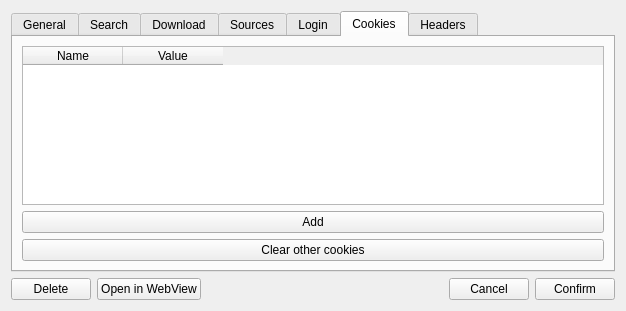
Old version of the form src/gui/src/sources/sources-settings-window.ui in the repository Bionus/imgbrd-grabber.
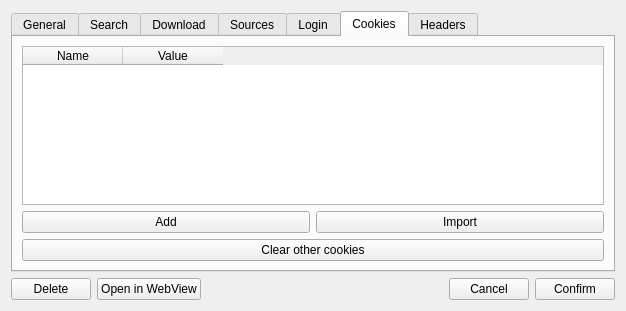
New version of the form. The open tabs and pages were chosen to show the change. Icons and pictures are not drawn.

Commit message: feat: allow cookie import in source settings (fix #3364)

```diff
--- a/src/gui/src/sources/sources-settings-window.ui
+++ b/src/gui/src/sources/sources-settings-window.ui
@@ -586,11 +586,22 @@
         </widget>
        </item>
        <item row="1" column="0" colspan="2">
-        <widget class="QPushButton" name="pushButton">
-         <property name="text">
-          <string>Add</string>
-         </property>
-        </widget>
+        <layout class="QHBoxLayout" name="layoutAddCookies">
+         <item>
+          <widget class="QPushButton" name="buttonAddCookie">
+           <property name="text">
+            <string>Add</string>
+           </property>
+          </widget>
+         </item>
+         <item>
+          <widget class="QPushButton" name="pushButton">
+           <property name="text">
+            <string>Import</string>
+           </property>
+          </widget>
+         </item>
+        </layout>
        </item>
        <item row="2" column="0" colspan="2">
         <widget class="QPushButton" name="pushButton_2">
```
Left out of the diff: 46 changed lines with no effect on the pictures. The commit also changes 5 other files.
